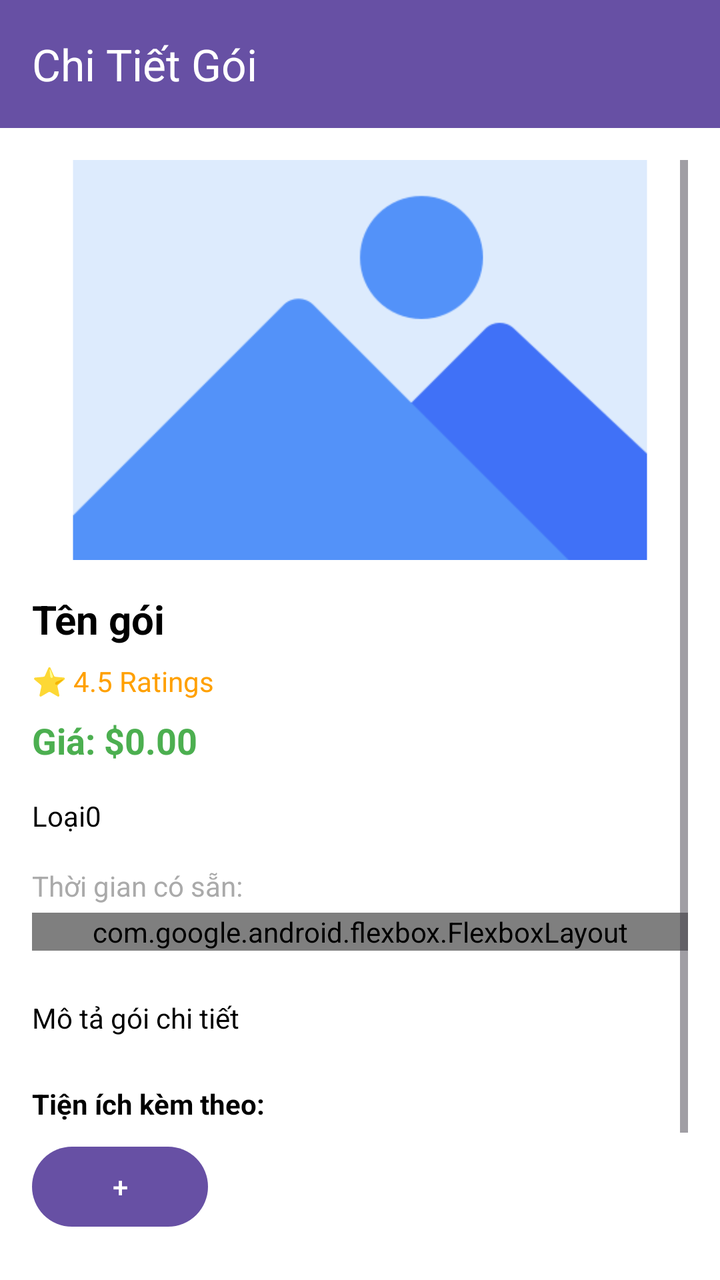
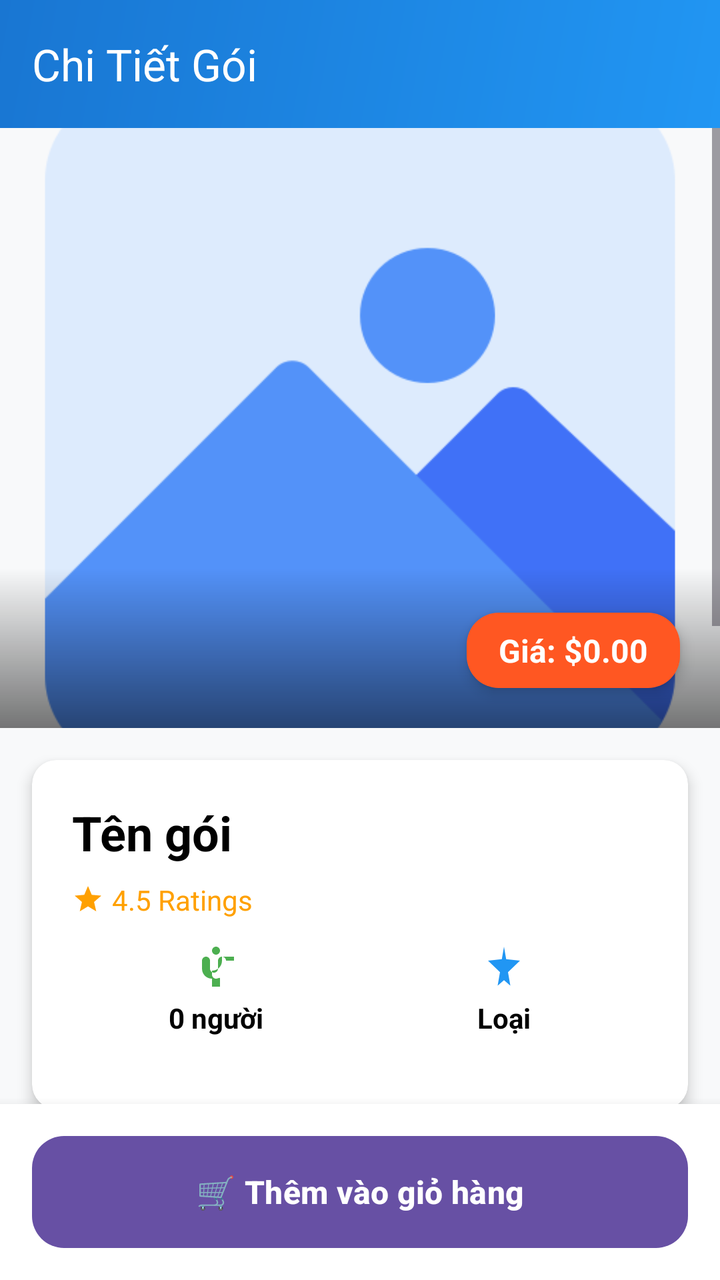

Screens rendered from an Android XML layout before and after an edit, with the pre-edit source and the edit as a unified diff.
<!-- AndroidManifest.xml: application theme Theme.BookingRoom -->
<!-- res/layout/activity_package_detail.xml -->
<?xml version="1.0" encoding="utf-8"?>
<androidx.constraintlayout.widget.ConstraintLayout xmlns:android="http://schemas.android.com/apk/res/android"
    xmlns:app="http://schemas.android.com/apk/res-auto"
    android:id="@+id/main"
    android:layout_width="match_parent"
    android:layout_height="match_parent"
    android:background="@android:color/white">

    
    <androidx.appcompat.widget.Toolbar
        android:id="@+id/topBar"
        android:layout_width="0dp"
        android:layout_height="?attr/actionBarSize"
        android:background="?attr/colorPrimary"
        android:theme="@style/ThemeOverlay.AppCompat.Dark.ActionBar"
        android:elevation="4dp"
        android:popupTheme="@style/ThemeOverlay.AppCompat.Light"
        app:title="Chi Tiết Gói"
        app:titleTextColor="@android:color/white"
        app:layout_constraintTop_toTopOf="parent"
        app:layout_constraintStart_toStartOf="parent"
        app:layout_constraintEnd_toEndOf="parent" />

    
    <ScrollView
        android:id="@+id/scrollView"
        android:layout_width="0dp"
        android:layout_height="0dp"
        android:padding="16dp"
        app:layout_constraintTop_toBottomOf="@id/topBar"
        app:layout_constraintBottom_toBottomOf="parent"
        app:layout_constraintStart_toStartOf="parent"
        app:layout_constraintEnd_toEndOf="parent">

        <LinearLayout
            android:layout_width="match_parent"
            android:layout_height="wrap_content"
            android:orientation="vertical">

            
            <ImageView
                android:id="@+id/mainProductImage"
                android:layout_width="match_parent"
                android:layout_height="200dp"
                android:scaleType="centerCrop"
                android:layout_marginBottom="16dp"
                android:src="@drawable/placeholder" />

            
            <TextView
                android:id="@+id/productTitle"
                android:layout_width="wrap_content"
                android:layout_height="wrap_content"
                android:text="Tên gói"
                android:textSize="20sp"
                android:textStyle="bold"
                android:textColor="@android:color/black"
                android:layout_marginBottom="8dp" />

            
            <TextView
                android:id="@+id/ratingText"
                android:layout_width="wrap_content"
                android:layout_height="wrap_content"
                android:text="⭐ 4.5 Ratings"
                android:textSize="14sp"
                android:textColor="#FFA000"
                android:layout_marginBottom="8dp" />

            
            <TextView
                android:id="@+id/totalPrice"
                android:layout_width="wrap_content"
                android:layout_height="wrap_content"
                android:text="Giá: $0.00"
                android:textSize="18sp"
                android:textStyle="bold"
                android:textColor="#4CAF50"
                android:layout_marginBottom="16dp" />

            
            <LinearLayout
                android:layout_width="match_parent"
                android:layout_height="wrap_content"
                android:orientation="horizontal"
                android:layout_marginBottom="16dp">

                <TextView
                    android:id="@+id/brandValue"
                    android:layout_width="wrap_content"
                    android:layout_height="wrap_content"
                    android:text="Loại"
                    android:textSize="14sp"
                    android:textColor="@android:color/black" />

                <TextView
                    android:id="@+id/colorValue"
                    android:layout_width="wrap_content"
                    android:layout_height="wrap_content"
                    android:text="0"
                    android:textSize="14sp"
                    android:textColor="@android:color/black" />
            </LinearLayout>

            
            <TextView
                android:id="@+id/soldText"
                android:layout_width="wrap_content"
                android:layout_height="wrap_content"
                android:text="Thời gian có sẵn:"
                android:textSize="14sp"
                android:textColor="@android:color/darker_gray"
                android:layout_marginBottom="4dp" />

            <com.google.android.flexbox.FlexboxLayout
                android:id="@+id/timeSlotContainer"
                android:layout_width="match_parent"
                android:layout_height="wrap_content"
                app:flexWrap="wrap"
                app:justifyContent="flex_start"
                android:layout_marginBottom="16dp" />

            
            <TextView
                android:id="@+id/productDescription"
                android:layout_width="match_parent"
                android:layout_height="wrap_content"
                android:text="Mô tả gói chi tiết"
                android:textSize="14sp"
                android:textColor="@android:color/black"
                android:lineSpacingExtra="4dp"
                android:layout_marginTop="8dp"
                android:layout_marginBottom="24dp" />
            
            <TextView
                android:layout_width="wrap_content"
                android:layout_height="wrap_content"
                android:text="Tiện ích kèm theo:"
                android:textStyle="bold"
                android:textColor="@android:color/black"
                android:layout_marginBottom="8dp" />

            <Button
                android:id="@+id/toggleFacilityBtn"
                android:layout_width="wrap_content"
                android:layout_height="wrap_content"
                android:text="+"
                android:layout_marginBottom="8dp" />

            <Spinner
                android:id="@+id/facilitySpinner"
                android:layout_width="match_parent"
                android:layout_height="wrap_content"
                android:layout_marginBottom="16dp"
                android:visibility="gone"
                android:minHeight="48dp"
                android:spinnerMode="dropdown" />

            <Button
                android:id="@+id/addToCartButton"
                android:layout_width="match_parent"
                android:layout_height="wrap_content"
                android:text="Thêm vào giỏ hàng"
                android:textAllCaps="false"
                android:textColor="@android:color/white"
                android:backgroundTint="#FF5722"
                android:layout_marginTop="8dp"
                android:layout_marginBottom="24dp"
                android:padding="12dp" />

        </LinearLayout>
    </ScrollView>
</androidx.constraintlayout.widget.ConstraintLayout>
<!-- resources referenced by this layout -->
<resources>
  <!-- drawable placeholder: png bitmap (drawable, 10831 bytes) -->
  <style name="Theme.BookingRoom" parent="Base.Theme.BookingRoom" />
  <style name="Base.Theme.BookingRoom" parent="Theme.Material3.DayNight.NoActionBar">
          
          
      </style>
</resources>

<!-- the commit's change to res/layout/activity_package_detail.xml (unified diff, before → after) -->
@@ -4,17 +4,16 @@
     android:id="@+id/main"
     android:layout_width="match_parent"
     android:layout_height="match_parent"
-    android:background="@android:color/white">
+    android:background="#F8F9FA">
 
     
     <androidx.appcompat.widget.Toolbar
         android:id="@+id/topBar"
         android:layout_width="0dp"
         android:layout_height="?attr/actionBarSize"
-        android:background="?attr/colorPrimary"
+        android:background="@drawable/toolbar_gradient"
         android:theme="@style/ThemeOverlay.AppCompat.Dark.ActionBar"
-        android:elevation="4dp"
-        android:popupTheme="@style/ThemeOverlay.AppCompat.Light"
+        android:elevation="8dp"
         app:title="Chi Tiết Gói"
         app:titleTextColor="@android:color/white"
         app:layout_constraintTop_toTopOf="parent"
@@ -26,9 +25,8 @@
         android:id="@+id/scrollView"
         android:layout_width="0dp"
         android:layout_height="0dp"
-        android:padding="16dp"
         app:layout_constraintTop_toBottomOf="@id/topBar"
-        app:layout_constraintBottom_toBottomOf="parent"
+        app:layout_constraintBottom_toTopOf="@id/bottomSection"
         app:layout_constraintStart_toStartOf="parent"
         app:layout_constraintEnd_toEndOf="parent">
 
@@ -38,136 +36,301 @@
             android:orientation="vertical">
 
             
-            <ImageView
-                android:id="@+id/mainProductImage"
-                android:layout_width="match_parent"
-                android:layout_height="200dp"
-                android:scaleType="centerCrop"
+            <FrameLayout
+                android:layout_width="match_parent"
+                android:layout_height="300dp">
+
+                <ImageView
+                    android:id="@+id/mainProductImage"
+                    android:layout_width="match_parent"
+                    android:layout_height="match_parent"
+                    android:scaleType="centerCrop"
+                    android:src="@drawable/placeholder" />
+
+                <View
+                    android:layout_width="match_parent"
+                    android:layout_height="80dp"
+                    android:layout_gravity="bottom"
+                    android:background="@drawable/gradient_overlay" />
+
+                
+                <TextView
+                    android:id="@+id/totalPrice"
+                    android:layout_width="wrap_content"
+                    android:layout_height="wrap_content"
+                    android:layout_gravity="bottom|end"
+                    android:layout_margin="20dp"
+                    android:background="@drawable/price_tag_bg"
+                    android:paddingHorizontal="16dp"
+                    android:paddingVertical="8dp"
+                    android:text="Giá: $0.00"
+                    android:textSize="16sp"
+                    android:textStyle="bold"
+                    android:textColor="@android:color/white"
+                    android:elevation="4dp" />
+
+            </FrameLayout>
+
+            
+            <androidx.cardview.widget.CardView
+                android:layout_width="match_parent"
+                android:layout_height="wrap_content"
+                android:layout_margin="16dp"
+                app:cardCornerRadius="12dp"
+                app:cardElevation="4dp">
+
+                <LinearLayout
+                    android:layout_width="match_parent"
+                    android:layout_height="wrap_content"
+                    android:orientation="vertical"
+                    android:padding="20dp">
+
+                    
+                    <TextView
+                        android:id="@+id/productTitle"
+                        android:layout_width="wrap_content"
+                        android:layout_height="wrap_content"
+                        android:text="Tên gói"
+                        android:textSize="24sp"
+                        android:textStyle="bold"
+                        android:textColor="@android:color/black"
+                        android:layout_marginBottom="8dp" />
+
+                    
+                    <LinearLayout
+                        android:layout_width="wrap_content"
+                        android:layout_height="wrap_content"
+                        android:orientation="horizontal"
+                        android:gravity="center_vertical"
+                        android:layout_marginBottom="12dp">
+
+                        <ImageView
+                            android:layout_width="16dp"
+                            android:layout_height="16dp"
+                            android:src="@drawable/ic_star"
+                            android:tint="#FFA000"
+                            android:layout_marginEnd="4dp" />
+
+                        <TextView
+                            android:id="@+id/ratingText"
+                            android:layout_width="wrap_content"
+                            android:layout_height="wrap_content"
+                            android:text="4.5 Ratings"
+                            android:textSize="14sp"
+                            android:textColor="#FFA000" />
+
+                    </LinearLayout>
+
+                    
+                    <LinearLayout
+                        android:layout_width="match_parent"
+                        android:layout_height="wrap_content"
+                        android:orientation="horizontal"
+                        android:layout_marginBottom="16dp">
+
+                        <LinearLayout
+                            android:layout_width="0dp"
+                            android:layout_weight="1"
+                            android:layout_height="wrap_content"
+                            android:orientation="vertical"
+                            android:gravity="center">
+
+                            <ImageView
+                                android:layout_width="24dp"
+                                android:layout_height="24dp"
+                                android:src="@drawable/ic_person"
+                                android:tint="#4CAF50"
+                                android:layout_marginBottom="4dp" />
+
+                            <TextView
+                                android:id="@+id/colorValue"
+                                android:layout_width="wrap_content"
+                                android:layout_height="wrap_content"
+                                android:text="0 người"
+                                android:textSize="14sp"
+                                android:textStyle="bold"
+                                android:textColor="@android:color/black"
+                                android:gravity="center" />
+
+                        </LinearLayout>
+
+                        <LinearLayout
+                            android:layout_width="0dp"
+                            android:layout_weight="1"
+                            android:layout_height="wrap_content"
+                            android:orientation="vertical"
+                            android:gravity="center">
+
+                            <ImageView
+                                android:layout_width="24dp"
+                                android:layout_height="24dp"
+                                android:src="@drawable/ic_type"
+                                android:tint="#2196F3"
+                                android:layout_marginBottom="4dp" />
+
+                            <TextView
+                                android:id="@+id/brandValue"
+                                android:layout_width="wrap_content"
+                                android:layout_height="wrap_content"
+                                android:text="Loại"
+                                android:textSize="14sp"
+                                android:textStyle="bold"
+                                android:textColor="@android:color/black"
+                                android:gravity="center" />
+
+                        </LinearLayout>
+
+                    </LinearLayout>
+
+                </LinearLayout>
+            </androidx.cardview.widget.CardView>
+
+            
+            <androidx.cardview.widget.CardView
+                android:layout_width="match_parent"
+                android:layout_height="wrap_content"
+                android:layout_marginHorizontal="16dp"
                 android:layout_marginBottom="16dp"
-                android:src="@drawable/placeholder" />
-
-            
-            <TextView
-                android:id="@+id/productTitle"
-                android:layout_width="wrap_content"
+                app:cardCornerRadius="12dp"
+                app:cardElevation="4dp">
+
+                <LinearLayout
+                    android:layout_width="match_parent"
+                    android:layout_height="wrap_content"
+                    android:orientation="vertical"
+                    android:padding="20dp">
+
+                    <TextView
+                        android:layout_width="wrap_content"
+                        android:layout_height="wrap_content"
+                        android:text="⏰ Khung giờ có sẵn"
+                        android:textSize="18sp"
+                        android:textStyle="bold"
+                        android:textColor="@android:color/black"
+                        android:layout_marginBottom="12dp" />
+
+                    <com.google.android.flexbox.FlexboxLayout
+                        android:id="@+id/timeSlotContainer"
+                        android:layout_width="match_parent"
+                        android:layout_height="wrap_content"
+                        app:flexWrap="wrap"
+                        app:justifyContent="flex_start" />
+
+                </LinearLayout>
+            </androidx.cardview.widget.CardView>
+
+            
+            <androidx.cardview.widget.CardView
+                android:layout_width="match_parent"
                 android:layout_height="wrap_content"
-                android:text="Tên gói"
-                android:textSize="20sp"
-                android:textStyle="bold"
-                android:textColor="@android:color/black"
-                android:layout_marginBottom="8dp" />
-
-            
-            <TextView
-                android:id="@+id/ratingText"
-                android:layout_width="wrap_content"
+                android:layout_marginHorizontal="16dp"
+                android:layout_marginBottom="16dp"
+                app:cardCornerRadius="12dp"
+                app:cardElevation="4dp">
+
+                <LinearLayout
+                    android:layout_width="match_parent"
+                    android:layout_height="wrap_content"
+                    android:orientation="vertical"
+                    android:padding="20dp">
+
+                    <TextView
+                        android:layout_width="wrap_content"
+                        android:layout_height="wrap_content"
+                        android:text="🛎️ Tiện ích kèm theo"
+                        android:textSize="18sp"
+                        android:textStyle="bold"
+                        android:textColor="@android:color/black"
+                        android:layout_marginBottom="12dp" />
+
+                    <Spinner
+                        android:id="@+id/facilitySpinner"
+                        android:layout_width="match_parent"
+                        android:layout_height="50dp"
+                        android:background="@drawable/spinner_bg"
+                        android:minHeight="50dp"
+                        android:spinnerMode="dropdown" />
+
+                </LinearLayout>
+            </androidx.cardview.widget.CardView>
+
+            
+            <androidx.cardview.widget.CardView
+                android:layout_width="match_parent"
                 android:layout_height="wrap_content"
-                android:text="⭐ 4.5 Ratings"
-                android:textSize="14sp"
-                android:textColor="#FFA000"
-                android:layout_marginBottom="8dp" />
-
-            
-            <TextView
-                android:id="@+id/totalPrice"
-                android:layout_width="wrap_content"
-                android:layout_height="wrap_content"
-                android:text="Giá: $0.00"
-                android:textSize="18sp"
-                android:textStyle="bold"
-                android:textColor="#4CAF50"
-                android:layout_marginBottom="16dp" />
-
-            
-            <LinearLayout
-                android:layout_width="match_parent"
-                android:layout_height="wrap_content"
-                android:orientation="horizontal"
-                android:layout_marginBottom="16dp">
-
-                <TextView
-                    android:id="@+id/brandValue"
-                    android:layout_width="wrap_content"
-                    android:layout_height="wrap_content"
-                    android:text="Loại"
-                    android:textSize="14sp"
-                    android:textColor="@android:color/black" />
-
-                <TextView
-                    android:id="@+id/colorValue"
-                    android:layout_width="wrap_content"
-                    android:layout_height="wrap_content"
-                    android:text="0"
-                    android:textSize="14sp"
-                    android:textColor="@android:color/black" />
-            </LinearLayout>
-
-            
-            <TextView
-                android:id="@+id/soldText"
-                android:layout_width="wrap_content"
-                android:layout_height="wrap_content"
-                android:text="Thời gian có sẵn:"
-                android:textSize="14sp"
-                android:textColor="@android:color/darker_gray"
-                android:layout_marginBottom="4dp" />
-
-            <com.google.android.flexbox.FlexboxLayout
-                android:id="@+id/timeSlotContainer"
-                android:layout_width="match_parent"
-                android:layout_height="wrap_content"
-                app:flexWrap="wrap"
-                app:justifyContent="flex_start"
-                android:layout_marginBottom="16dp" />
-
-            
-            <TextView
-                android:id="@+id/productDescription"
-                android:layout_width="match_parent"
-                android:layout_height="wrap_content"
-                android:text="Mô tả gói chi tiết"
-                android:textSize="14sp"
-                android:textColor="@android:color/black"
-                android:lineSpacingExtra="4dp"
-                android:layout_marginTop="8dp"
-                android:layout_marginBottom="24dp" />
-            
-            <TextView
-                android:layout_width="wrap_content"
-                android:layout_height="wrap_content"
-                android:text="Tiện ích kèm theo:"
-                android:textStyle="bold"
-                android:textColor="@android:color/black"
-                android:layout_marginBottom="8dp" />
-
-            <Button
-                android:id="@+id/toggleFacilityBtn"
-                android:layout_width="wrap_content"
-                android:layout_height="wrap_content"
-                android:text="+"
-                android:layout_marginBottom="8dp" />
-
-            <Spinner
-                android:id="@+id/facilitySpinner"
-                android:layout_width="match_parent"
-                android:layout_height="wrap_content"
-                android:layout_marginBottom="16dp"
-                android:visibility="gone"
-                android:minHeight="48dp"
-                android:spinnerMode="dropdown" />
-
-            <Button
-                android:id="@+id/addToCartButton"
-                android:layout_width="match_parent"
-                android:layout_height="wrap_content"
-                android:text="Thêm vào giỏ hàng"
-                android:textAllCaps="false"
-                android:textColor="@android:color/white"
-                android:backgroundTint="#FF5722"
-                android:layout_marginTop="8dp"
-                android:layout_marginBottom="24dp"
-                android:padding="12dp" />
+                android:layout_marginHorizontal="16dp"
+                android:layout_marginBottom="100dp"
+                app:cardCornerRadius="12dp"
+                app:cardElevation="4dp">
+
+                <LinearLayout
+                    android:layout_width="match_parent"
+                    android:layout_height="wrap_content"
+                    android:orientation="vertical"
+                    android:padding="20dp">
+
+                    <TextView
+                        android:layout_width="wrap_content"
+                        android:layout_height="wrap_content"
+                        android:text="📋 Mô tả chi tiết"
+                        android:textSize="18sp"
+                        android:textStyle="bold"
+                        android:textColor="@android:color/black"
+                        android:layout_marginBottom="12dp" />
+
+                    <TextView
+                        android:id="@+id/productDescription"
+                        android:layout_width="match_parent"
+                        android:layout_height="wrap_content"
+                        android:text="Mô tả gói chi tiết"
+                        android:textSize="15sp"
+                        android:textColor="#555555"
+                        android:lineSpacingExtra="6dp" />
+
+                </LinearLayout>
+            </androidx.cardview.widget.CardView>
 
         </LinearLayout>
     </ScrollView>
+
+    
+    <LinearLayout
+        android:id="@+id/bottomSection"
+        android:layout_width="match_parent"
+        android:layout_height="wrap_content"
+        android:orientation="vertical"
+        android:background="@android:color/white"
+        android:elevation="8dp"
+        android:padding="16dp"
+        app:layout_constraintBottom_toBottomOf="parent"
+        app:layout_constraintStart_toStartOf="parent"
+        app:layout_constraintEnd_toEndOf="parent">
+
+        <Button
+            android:id="@+id/addToCartButton"
+            android:layout_width="match_parent"
+            android:layout_height="56dp"
+            android:text="🛒 Thêm vào giỏ hàng"
+            android:textAllCaps="false"
+            android:textSize="16sp"
+            android:textStyle="bold"
+            android:textColor="@android:color/white"
+            android:background="@drawable/add_to_cart_btn"
+            android:elevation="4dp" />
+
+    </LinearLayout>
+
+    
+    <TextView
+        android:id="@+id/soldText"
+        android:layout_width="wrap_content"
+        android:layout_height="wrap_content"
+        android:visibility="gone" />
+
+    <Button
+        android:id="@+id/toggleFacilityBtn"
+        android:layout_width="wrap_content"
+        android:layout_height="wrap_content"
+        android:visibility="gone" />
+
 </androidx.constraintlayout.widget.ConstraintLayout>
<!-- resource entries referenced after the edit -->
@@ -1,6 +1,74 @@
 <!-- resources referenced by this layout -->
 <resources>
+  <!-- drawable add_to_cart_btn (drawable) -->
+  <?xml version="1.0" encoding="utf-8"?>
+  <shape xmlns:android="http://schemas.android.com/apk/res/android">
+      <gradient
+          android:startColor="#4CAF50"
+          android:endColor="#388E3C"
+          android:angle="135" />
+      <corners android:radius="16dp" />
+  </shape>
+  <!-- drawable gradient_overlay (drawable) -->
+  <?xml version="1.0" encoding="utf-8"?>
+  <shape xmlns:android="http://schemas.android.com/apk/res/android">
+      <gradient
+          android:startColor="#00000000"
+          android:endColor="#88000000"
+          android:angle="270" />
+  </shape>
+  <!-- drawable ic_person (drawable) -->
+  <vector xmlns:android="http://schemas.android.com/apk/res/android"
+      android:width="24dp"
+      android:height="24dp"
+      android:viewportWidth="24"
+      android:viewportHeight="24">
+    <path
+        android:fillColor="#FF000000"
+        android:pathData="M12,2C13.1,2 14,2.9 14,4C14,5.1 13.1,6 12,6C10.9,6 10,5.1 10,4C10,2.9 10.9,2 12,2ZM21,9V7L15,7V9C15,11.8 12.8,14 10,14V16C10,17.1 10.9,18 12,18S14,17.1 14,18V22H10V18C7.2,18 5,15.8 5,13V9C5,7.9 5.9,7 7,7S9,7.9 9,9V13C9,14.1 9.9,15 11,15S13,14.1 13,13V9C13,7.9 13.9,7 15,7S17,7.9 17,9Z"/>
+  </vector>
+  <!-- drawable ic_star (drawable) -->
+  <vector xmlns:android="http://schemas.android.com/apk/res/android"
+      android:width="24dp"
+      android:height="24dp"
+      android:viewportWidth="24"
+      android:viewportHeight="24">
+    <path
+        android:fillColor="#FF000000"
+        android:pathData="M12,17.27L18.18,21L16.54,13.97L22,9.24L14.81,8.63L12,2L9.19,8.63L2,9.24L7.46,13.97L5.82,21L12,17.27Z"/>
+  </vector>
+  <!-- drawable ic_type (drawable) -->
+  <vector xmlns:android="http://schemas.android.com/apk/res/android"
+      android:width="24dp"
+      android:height="24dp"
+      android:viewportWidth="24"
+      android:viewportHeight="24">
+    <path
+        android:fillColor="#FF000000"
+        android:pathData="M12,2L13.09,8.26L20,9L14,14.74L15.18,21.5L12,18.77L8.82,21.5L10,14.74L4,9L10.91,8.26L12,2Z"/>
+  </vector>
   <!-- drawable placeholder: png bitmap (drawable, 10831 bytes) -->
+  <!-- drawable price_tag_bg (drawable) -->
+  <?xml version="1.0" encoding="utf-8"?>
+  <shape xmlns:android="http://schemas.android.com/apk/res/android">
+      <solid android:color="#FF5722" />
+      <corners android:radius="16dp" />
+  </shape>
+  <!-- drawable spinner_bg (drawable) -->
+  <?xml version="1.0" encoding="utf-8"?>
+  <shape xmlns:android="http://schemas.android.com/apk/res/android">
+      <solid android:color="@android:color/white" />
+      <stroke android:width="1dp" android:color="#E0E0E0" />
+      <corners android:radius="8dp" />
+  </shape>
+  <!-- drawable toolbar_gradient (drawable) -->
+  <?xml version="1.0" encoding="utf-8"?>
+  <shape xmlns:android="http://schemas.android.com/apk/res/android">
+      <gradient
+          android:startColor="#2196F3"
+          android:endColor="#1976D2"
+          android:angle="135" />
+  </shape>
   <style name="Theme.BookingRoom" parent="Base.Theme.BookingRoom" />
   <style name="Base.Theme.BookingRoom" parent="Theme.Material3.DayNight.NoActionBar">
           
